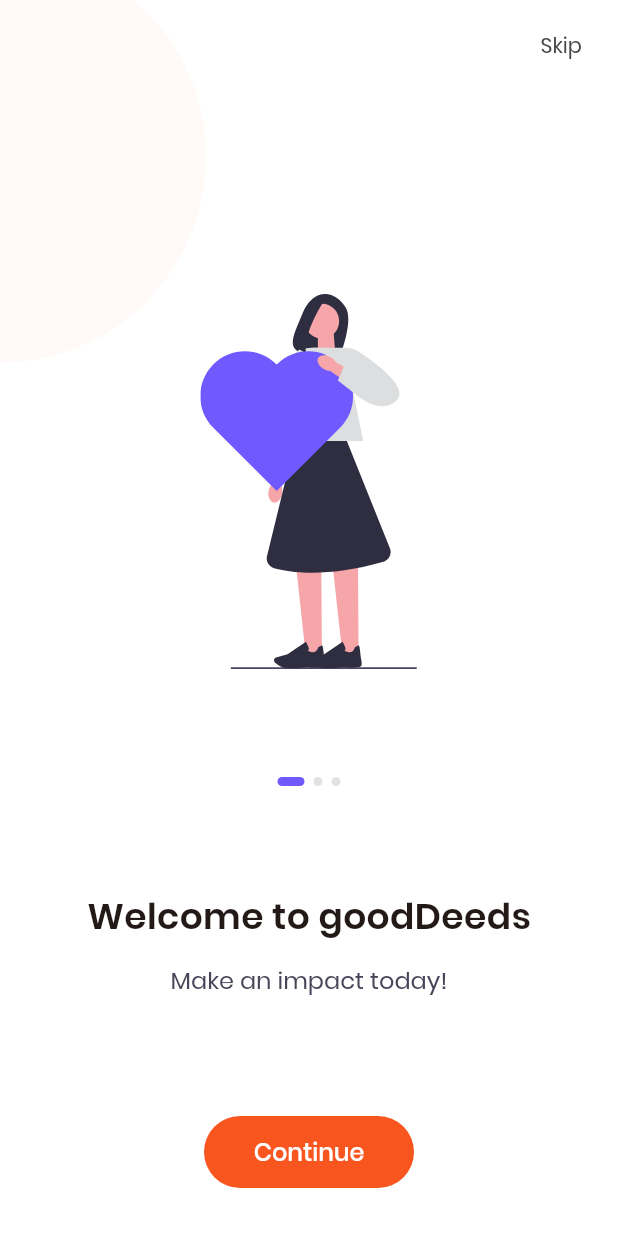
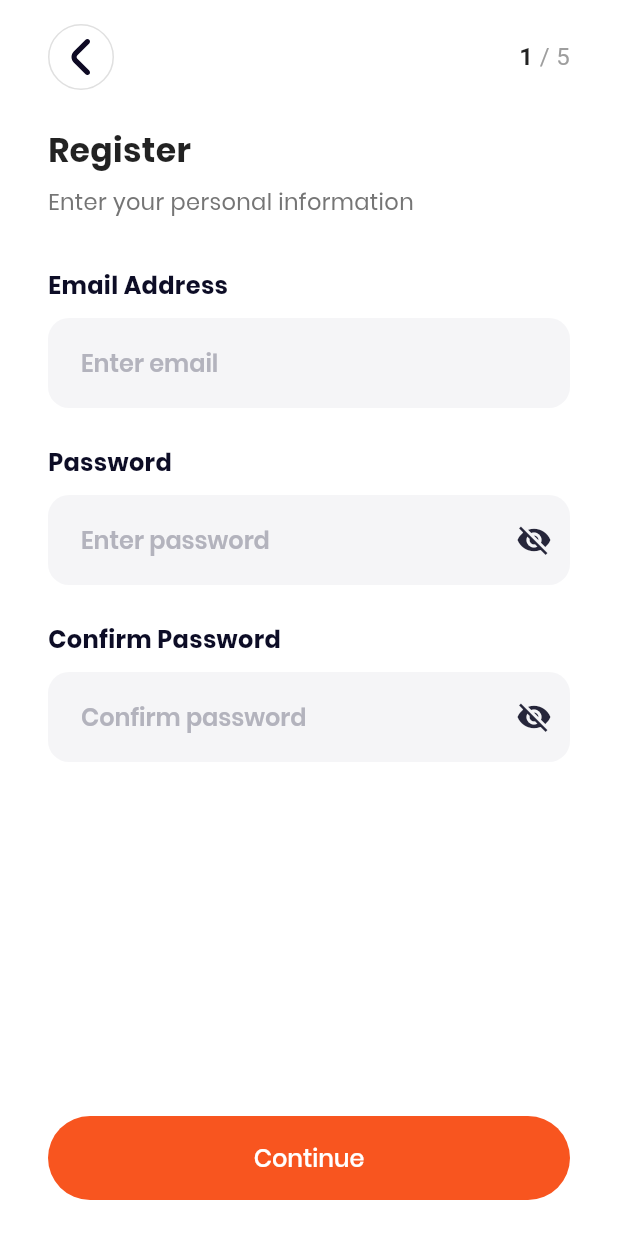
Before and after one commit to TouchZen-Developers/gooddeeds_flutter, a Flutter app: the screen it shows after launch, on a phone screen of 412 x 824 dp. Run offline on Flutter 3.47's test engine with Material 3 defaults, Android fonts, the phone set to English and light mode, and no system bars; drawn by our look-alikes of smooth_page_indicator; our stand-ins replace flutter_bloc, flutter_svg, freezed_annotation, get_it, go_router, injectable and 1 more.

Commit message:
implement register_email_screen

```diff
--- a/lib/features/auth/register_menu/presentation/screens/register_menu_screen.dart
+++ b/lib/features/auth/register_menu/presentation/screens/register_menu_screen.dart
@@ -1,4 +1,5 @@
 import 'package:flutter/material.dart';
+import 'package:go_router/go_router.dart';
 import 'package:gooddeeds/gen/assets.gen.dart';
 import 'package:gooddeeds/shared/design_system/components/primary_button.dart';
 import 'package:gooddeeds/shared/design_system/components/text_link.dart';
@@ -9,6 +10,7 @@
 
 import '../../../../../shared/strings/strings.dart';
 import '../../../../splash/presentation/widgets/splash_brand.dart';
+import 'package:gooddeeds/src/config/routes/route_paths.dart';
 
 class RegisterMenuScreen extends StatelessWidget {
   const RegisterMenuScreen({super.key});
@@ -16,7 +18,6 @@
   @override
   Widget build(BuildContext context) {
     final gaps = context.gaps;
-    final cs = context.colors;
 
     return Scaffold(
       body: Stack(
@@ -49,7 +50,7 @@
             child: SafeArea(
               bottom: false,
               child: Align(
-                alignment:  Alignment.center,
+                alignment: Alignment.center,
                 child: Padding(
                   padding: EdgeInsets.symmetric(horizontal: gaps.lg),
                   child: const SplashBrand(size: SplashBrandSize.md),
@@ -98,7 +99,7 @@
                       fullWidth: true,
                       color: BrandTones.grey100,
                       leading: Assets.icons.email.svg(width: 18, height: 14),
-                      onPressed: () {},
+                      onPressed: () => context.goNamed(RouteNames.registerEmail),
                     ),
                     SizedBox(height: gaps.xxl),
                     Row(
--- /dev/null
+++ b/lib/features/register/email/presentation/bloc/register_email_bloc.dart
@@ -0,0 +1,36 @@
+import 'package:flutter_bloc/flutter_bloc.dart';
+import 'package:freezed_annotation/freezed_annotation.dart';
+
+part 'register_email_event.dart';
+part 'register_email_state.dart';
+part 'register_email_bloc.freezed.dart';
+
+class RegisterEmailBloc extends Bloc<RegisterEmailEvent, RegisterEmailState> {
+  RegisterEmailBloc() : super(RegisterEmailState.initial()) {
+    on<_EmailChanged>((e, emit) {
+      emit(state.copyWith(email: e.email, showErrorMessages: false));
+    });
+
+    on<_PasswordChanged>((e, emit) {
+      emit(state.copyWith(password: e.password, showErrorMessages: false));
+    });
+
+    on<_ConfirmPasswordChanged>((e, emit) {
+      emit(state.copyWith(confirmPassword: e.confirmPassword, showErrorMessages: false));
+    });
+
+    on<_Submitted>((e, emit) {
+      final emailValid = state.email.isNotEmpty &&
+          RegExp(r'^[\w\.-]+@([\w-]+\.)+[\w-]{2,}$').hasMatch(state.email);
+      final passwordValid = state.password.isNotEmpty;
+      final confirmValid = state.password == state.confirmPassword;
+
+      if (emailValid && passwordValid && confirmValid) {
+        emit(state.copyWith(isSubmitting: true));
+        // TODO: call API then emit(isSubmitting: false) + success/failure state if needed
+      } else {
+        emit(state.copyWith(showErrorMessages: true));
+      }
+    });
+  }
+}
--- /dev/null
+++ b/lib/features/register/email/presentation/bloc/register_email_event.dart
@@ -0,0 +1,9 @@
+part of 'register_email_bloc.dart';
+
+@freezed
+class RegisterEmailEvent with _$RegisterEmailEvent {
+  const factory RegisterEmailEvent.emailChanged(String email) = _EmailChanged;
+  const factory RegisterEmailEvent.passwordChanged(String password) = _PasswordChanged;
+  const factory RegisterEmailEvent.confirmPasswordChanged(String confirmPassword) = _ConfirmPasswordChanged;
+  const factory RegisterEmailEvent.submitted() = _Submitted;
+}
--- /dev/null
+++ b/lib/features/register/email/presentation/bloc/register_email_state.dart
@@ -0,0 +1,20 @@
+part of 'register_email_bloc.dart';
+
+@freezed
+class RegisterEmailState with _$RegisterEmailState {
+  const factory RegisterEmailState({
+    required String email,
+    required String password,
+    required String confirmPassword,
+    required bool isSubmitting,
+    required bool showErrorMessages,
+  }) = _RegisterEmailState;
+
+  factory RegisterEmailState.initial() => const RegisterEmailState(
+    email: '',
+    password: '',
+    confirmPassword: '',
+    isSubmitting: false,
+    showErrorMessages: false,
+  );
+}
--- /dev/null
+++ b/lib/features/register/email/presentation/components/step_header.dart
@@ -0,0 +1,86 @@
+import 'package:flutter/material.dart';
+
+import '../../../../../gen/assets.gen.dart';
+import '../../../../../shared/strings/strings.dart';
+
+class StepHeader extends StatelessWidget {
+  final int currentStep;
+  final int totalSteps;
+  final VoidCallback? onBack;
+
+  const StepHeader({
+    super.key,
+    required this.currentStep,
+    required this.totalSteps,
+    this.onBack,
+  });
+
+  @override
+  Widget build(BuildContext context) {
+    return Column(
+      crossAxisAlignment: CrossAxisAlignment.start,
+      children: [
+        // Back + Counter
+        Row(
+          mainAxisAlignment: MainAxisAlignment.spaceBetween,
+          crossAxisAlignment: CrossAxisAlignment.center,
+          children: [
+            InkWell(
+              onTap: onBack ?? () => Navigator.of(context).pop(),
+              borderRadius: BorderRadius.circular(24),
+              child: Container(
+                width: 44,
+                height: 44,
+                decoration: BoxDecoration(
+                  shape: BoxShape.circle,
+                  border: Border.all(color: Colors.grey.shade300),
+                ),
+                child: Center(child: Assets.icons.left.svg(width: 24, height: 24)),
+              ),
+            ),
+            Text.rich(
+              TextSpan(
+                children: [
+                  TextSpan(
+                    text: "$currentStep",
+                    style: const TextStyle(
+                      fontWeight: FontWeight.w600,
+                      fontSize: 16,
+                      color: Colors.black87,
+                    ),
+                  ),
+                  TextSpan(
+                    text: " / $totalSteps",
+                    style: TextStyle(
+                      fontSize: 16,
+                      color: Colors.grey.shade500,
+                    ),
+                  ),
+                ],
+              ),
+            ),
+          ],
+        ),
+        const SizedBox(height: 24),
+
+        // Title + Subtitle
+        Text(
+          S.register,
+          style: const TextStyle(
+            fontSize: 22,
+            fontWeight: FontWeight.w700,
+            color: Colors.black87,
+          ),
+        ),
+        const SizedBox(height: 6),
+        Text(
+          S.enterYourPersonalInformation,
+          style: TextStyle(
+            fontSize: 15,
+            color: Colors.grey.shade600,
+          ),
+        ),
+      ],
+    );
+  }
+}
--- /dev/null
+++ b/lib/features/register/email/presentation/screens/register_email_screen.dart
@@ -0,0 +1,157 @@
+import 'package:flutter/material.dart';
+import 'package:flutter_bloc/flutter_bloc.dart';
+import 'package:gooddeeds/features/register/email/presentation/bloc/register_email_bloc.dart';
+
+// Design system imports
+import 'package:gooddeeds/shared/design_system/components/primary_button.dart';
+import 'package:gooddeeds/shared/design_system/theme/context_ext.dart';
+
+// Custom fields
+import 'package:gooddeeds/shared/design_system/components/email_field.dart';
+import 'package:gooddeeds/shared/design_system/components/password_field.dart';
+
+import '../components/step_header.dart';
+
+class RegisterEmailScreen extends StatefulWidget {
+  const RegisterEmailScreen({super.key});
+
+  @override
+  State<RegisterEmailScreen> createState() => _RegisterEmailScreenState();
+}
+
+class _RegisterEmailScreenState extends State<RegisterEmailScreen> {
+  final _emailCtrl = TextEditingController();
+  final _passCtrl = TextEditingController();
+  final _confirmCtrl = TextEditingController();
+
+  @override
+  void dispose() {
+    _emailCtrl.dispose();
+    _passCtrl.dispose();
+    _confirmCtrl.dispose();
+    super.dispose();
+  }
+
+  String? _emailErrorFor(String email) {
+    if (email.isEmpty) return "Email is required";
+    final re = RegExp(r'^[\w\.-]+@([\w-]+\.)+[\w-]{2,}$');
+    if (!re.hasMatch(email)) return "Enter a valid email";
+    return null;
+  }
+
+  String? _passwordErrorFor(String password) {
+    if (password.isEmpty) return "Password is required";
+    if (password.length < 6) return "Use at least 6 characters";
+    return null;
+  }
+
+  String? _confirmErrorFor(String pass, String confirm) {
+    if (confirm.isEmpty) return "Please re-enter password";
+    if (pass != confirm) return "Passwords do not match";
+    return null;
+  }
+
+  @override
+  Widget build(BuildContext context) {
+    final gaps = context.gaps;
+
+    return BlocProvider(
+      create: (_) => RegisterEmailBloc(),
+      child: Scaffold(
+        bottomNavigationBar: SafeArea(
+          child: Padding(
+            padding: EdgeInsets.fromLTRB(gaps.xl, 0, gaps.xl, gaps.lg),
+            child: PrimaryButton(
+              label: "Continue",
+              size: ButtonSize.large,
+              fullWidth: true,
+              onPressed: () => context
+                  .read<RegisterEmailBloc>()
+                  .add(const RegisterEmailEvent.submitted()),
+            ),
+          ),
+        ),
+
+        body: SafeArea(
+          child: BlocBuilder<RegisterEmailBloc, RegisterEmailState>(
+            builder: (context, state) {
+              final bloc = context.read<RegisterEmailBloc>();
+
+              final emailErr = state.showErrorMessages
+                  ? _emailErrorFor(state.email)
+                  : null;
+              final passErr = state.showErrorMessages
+                  ? _passwordErrorFor(state.password)
+                  : null;
+              final confirmErr = state.showErrorMessages
+                  ? _confirmErrorFor(state.password, state.confirmPassword)
+                  : null;
+
+              return LayoutBuilder(
+                builder: (context, constraints) {
+                  return SingleChildScrollView(
+                    padding: EdgeInsets.fromLTRB(
+                      gaps.xl,
+                      gaps.md,
+                      gaps.xl,
+                      gaps.xl * 3,
+                    ),
+                    child: ConstrainedBox(
+                      constraints:
+                      BoxConstraints(minHeight: constraints.maxHeight),
+                      child: Column(
+                        crossAxisAlignment: CrossAxisAlignment.start,
+                        children: [
+                          // Header
+                          StepHeader(
+                            currentStep: 1,
+                            totalSteps: 5,
+                            onBack: () => Navigator.of(context).pop(),
+                          ),
+                          SizedBox(height: gaps.xl),
+
+                          // Email
+                          EmailField(
+                            controller: _emailCtrl,
+                            errorText: emailErr,
+                            onChanged: (v) => bloc.add(
+                              RegisterEmailEvent.emailChanged(v.trim()),
+                            ),
+                          ),
+                          SizedBox(height: gaps.lg),
+
+                          // Password
+                          PasswordField(
+                            controller: _passCtrl,
+                            label: "Password",
+                            hint: "Enter password",
+                            errorText: passErr,
+                            onChanged: (v) => bloc.add(
+                              RegisterEmailEvent.passwordChanged(v),
+                            ),
+                          ),
+                          SizedBox(height: gaps.lg),
+
+                          // Confirm password
+                          PasswordField(
+                            controller: _confirmCtrl,
+                            label: "Confirm Password",
+                            hint: "Confirm password",
+                            errorText: confirmErr,
+                            onChanged: (v) => bloc.add(
+                              RegisterEmailEvent.confirmPasswordChanged(v),
+                            ),
+                          ),
+                        ],
+                      ),
+                    ),
+                  );
+                },
+              );
+            },
+          ),
+        ),
+      ),
+    );
+  }
+}
--- a/lib/gen/assets.gen.dart
+++ b/lib/gen/assets.gen.dart
@@ -29,11 +29,14 @@
   /// File path: assets/icons/google.svg
   SvgGenImage get google => const SvgGenImage('assets/icons/google.svg');
 
+  /// File path: assets/icons/left.svg
+  SvgGenImage get left => const SvgGenImage('assets/icons/left.svg');
+
   /// File path: assets/icons/logo.svg
   SvgGenImage get logo => const SvgGenImage('assets/icons/logo.svg');
 
   /// List of all assets
-  List<SvgGenImage> get values => [apple, email, goodDeeds, google, logo];
+  List<SvgGenImage> get values => [apple, email, goodDeeds, google, left, logo];
 }
 
 class $AssetsImagesGen {
--- /dev/null
+++ b/lib/shared/design_system/components/email_field.dart
@@ -0,0 +1,109 @@
+import 'package:flutter/material.dart';
+
+class EmailField extends StatelessWidget {
+  final TextEditingController controller;
+  final String label;
+  final String hint;
+  final String? errorText;
+  final ValueChanged<String>? onChanged;
+
+  const EmailField({
+    super.key,
+    required this.controller,
+    this.label = "Email Address",
+    this.hint = "Enter email",
+    this.errorText,
+    this.onChanged,
+  });
+
+  @override
+  Widget build(BuildContext context) {
+    final hasError = (errorText != null && errorText!.isNotEmpty);
+    const greyFill = Color(0xFFF5F5F7);
+    const labelColor = Color(0xFF0D0D26);
+    const hintGrey = Color(0xFFB3B3BD);
+
+    return Column(
+      crossAxisAlignment: CrossAxisAlignment.start,
+      children: [
+        Text(
+          label,
+          style: const TextStyle(
+            fontSize: 16,
+            fontWeight: FontWeight.w700,
+            color: labelColor,
+          ),
+        ),
+        const SizedBox(height: 10),
+
+        TextFormField(
+          controller: controller,
+          keyboardType: TextInputType.emailAddress,
+          style: TextStyle(
+            fontSize: 16,
+            fontWeight: FontWeight.w600,
+            color: hasError ? Colors.red.shade600 : const Color(0xFF26263A),
+          ),
+          decoration: InputDecoration(
+            hintText: hint,
+            hintStyle: TextStyle(
+              fontSize: 16,
+              color: hasError ? Colors.red.shade300 : hintGrey,
+              fontWeight: FontWeight.w600,
+            ),
+
+            filled: !hasError,
+            fillColor: greyFill,
+            contentPadding:
+            const EdgeInsets.symmetric(horizontal: 18, vertical: 18),
+
+            border: OutlineInputBorder(
+              borderRadius: BorderRadius.circular(14),
+              borderSide: BorderSide.none,
+            ),
+            enabledBorder: OutlineInputBorder(
+              borderRadius: BorderRadius.circular(14),
+              borderSide: BorderSide.none,
+            ),
+            focusedBorder: OutlineInputBorder(
+              borderRadius: BorderRadius.circular(14),
+              borderSide: BorderSide.none,
+            ),
+
+            errorBorder: OutlineInputBorder(
+              borderRadius: BorderRadius.circular(14),
+              borderSide: BorderSide(color: Colors.red.shade400, width: 1.5),
+            ),
+            focusedErrorBorder: OutlineInputBorder(
+              borderRadius: BorderRadius.circular(14),
+              borderSide: BorderSide(color: Colors.red.shade400, width: 1.5),
+            ),
+
+            errorText: null,
+          ),
+          onChanged: onChanged,
+        ),
+
+        AnimatedSwitcher(
+          duration: const Duration(milliseconds: 180),
+          switchInCurve: Curves.easeOut,
+          switchOutCurve: Curves.easeIn,
+          child: hasError
+              ? Padding(
+            key: const ValueKey('error'),
+            padding: const EdgeInsets.only(top: 10),
+            child: Text(
+              errorText!,
+              style: TextStyle(
+                color: Colors.red.shade400,
+                fontSize: 14,
+                fontWeight: FontWeight.w600,
+              ),
+            ),
+          )
+              : const SizedBox.shrink(key: ValueKey('no-error')),
+        ),
+      ],
+    );
+  }
+}
--- /dev/null
+++ b/lib/shared/design_system/components/password_field.dart
@@ -0,0 +1,125 @@
+import 'package:flutter/material.dart';
+
+class PasswordField extends StatefulWidget {
+  final TextEditingController controller;
+  final String label;
+  final String hint;
+  final String? errorText;
+  final ValueChanged<String>? onChanged;
+
+  const PasswordField({
+    super.key,
+    required this.controller,
+    this.label = "Password",
+    this.hint = "Enter password",
+    this.errorText,
+    this.onChanged,
+  });
+
+  @override
+  State<PasswordField> createState() => _PasswordFieldState();
+}
+
+class _PasswordFieldState extends State<PasswordField> {
+  bool _obscure = true;
+
+  @override
+  Widget build(BuildContext context) {
+    final hasError = (widget.errorText != null && widget.errorText!.isNotEmpty);
+    const greyFill = Color(0xFFF5F5F7);
+    const labelColor = Color(0xFF0D0D26);
+    const hintGrey = Color(0xFFB3B3BD);
+
+    return Column(
+      crossAxisAlignment: CrossAxisAlignment.start,
+      children: [
+        // ---- Label
+        Text(
+          widget.label,
+          style: const TextStyle(
+            fontSize: 16,
+            fontWeight: FontWeight.w700,
+            color: labelColor,
+          ),
+        ),
+        const SizedBox(height: 10),
+
+        // ---- Input
+        TextFormField(
+          controller: widget.controller,
+          obscureText: _obscure,
+          style: TextStyle(
+            fontSize: 16,
+            fontWeight: FontWeight.w600,
+            color: hasError ? Colors.red.shade600 : const Color(0xFF26263A),
+          ),
+          decoration: InputDecoration(
+            hintText: widget.hint,
+            hintStyle: TextStyle(
+              fontSize: 16,
+              color: hasError ? Colors.red.shade300 : hintGrey,
+              fontWeight: FontWeight.w600,
+            ),
+
+            filled: !hasError,
+            fillColor: greyFill,
+            contentPadding:
+            const EdgeInsets.symmetric(horizontal: 18, vertical: 18),
+
+            border: OutlineInputBorder(
+              borderRadius: BorderRadius.circular(14),
+              borderSide: BorderSide.none,
+            ),
+            enabledBorder: OutlineInputBorder(
+              borderRadius: BorderRadius.circular(14),
+              borderSide: BorderSide.none,
+            ),
+            focusedBorder: OutlineInputBorder(
+              borderRadius: BorderRadius.circular(14),
+              borderSide: BorderSide.none,
+            ),
+            errorBorder: OutlineInputBorder(
+              borderRadius: BorderRadius.circular(14),
+              borderSide: BorderSide(color: Colors.red.shade400, width: 1.5),
+            ),
+            focusedErrorBorder: OutlineInputBorder(
+              borderRadius: BorderRadius.circular(14),
+              borderSide: BorderSide(color: Colors.red.shade400, width: 1.5),
+            ),
+
+            // چشم برای تغییر حالت نمایش پسورد
+            suffixIcon: IconButton(
+              icon: Icon(
+                _obscure ? Icons.visibility_off : Icons.visibility,
+                color: const Color(0xFF26263A),
+              ),
+              onPressed: () => setState(() => _obscure = !_obscure),
+            ),
+
+            errorText: null, // مدیریت خطا رو بیرون می‌کنیم
+          ),
+          onChanged: widget.onChanged,
+        ),
+
+        // ---- Error text
+        AnimatedSwitcher(
+          duration: const Duration(milliseconds: 180),
+          child: hasError
+              ? Padding(
+            key: const ValueKey('error'),
+            padding: const EdgeInsets.only(top: 10),
+            child: Text(
+              widget.errorText!,
+              style: TextStyle(
+                color: Colors.red.shade400,
+                fontSize: 14,
+                fontWeight: FontWeight.w600,
+              ),
+            ),
+          )
+              : const SizedBox.shrink(key: ValueKey('no-error')),
+        ),
+      ],
+    );
+  }
+}
--- a/lib/shared/strings/strings.dart
+++ b/lib/shared/strings/strings.dart
@@ -7,6 +7,7 @@
   static const register = 'Register';
   static const continueText = 'Continue';
   static const registerChoiceLoginPrefix = 'Already have an account?';
+  static const enterYourPersonalInformation = 'Enter your personal information';
 
 
 // Info
@@ -28,4 +29,6 @@
   static const signupWithGoogle =  'Sign up with Google';
   static const signupWithEmail =  'Sign up with Email';
   static const signupWithApple =  'Sign up with Apple';
+
+  //Register email
 }
--- a/lib/src/config/routes/app_router.dart
+++ b/lib/src/config/routes/app_router.dart
@@ -3,13 +3,15 @@
 import '../../../features/auth/register_choice/presentation/screens/register_choice_screen.dart';
 import '../../../features/auth/register_menu/presentation/screens/register_menu_screen.dart';
 import '../../../features/info/presentation/bloc/info_onboarding_bloc.dart';
+import '../../../features/register/email/presentation/bloc/register_email_bloc.dart';
+import '../../../features/register/email/presentation/screens/register_email_screen.dart';
 import '../../../features/splash/presentation/screens/splash_screen.dart';
 import '../di/injector.dart';
 import 'route_paths.dart';
 import 'package:flutter_bloc/flutter_bloc.dart';
 
 GoRouter createRouter() => GoRouter(
-      initialLocation: RoutePaths.splash,
+      initialLocation: RoutePaths.registerEmail,
       routes: [
         GoRoute(
           path: RoutePaths.splash,
@@ -34,5 +36,13 @@
           name: RouteNames.registerMenu,
           builder: (context, state) => const RegisterMenuScreen(),
         ),
+        GoRoute(
+          path: RoutePaths.registerEmail,
+          name: RouteNames.registerEmail,
+          builder: (context, state) => BlocProvider(
+            create: (_) => getIt<RegisterEmailBloc>(),
+            child: RegisterEmailScreen(),
+          ),
+        ),
       ],
     );
--- a/lib/src/config/routes/route_paths.dart
+++ b/lib/src/config/routes/route_paths.dart
@@ -3,6 +3,7 @@
   static const info = '/info';
   static const registerChoice = '/register_choice';
   static const registerMenu = '/register_menu';
+  static const registerEmail = '/register_email';
 
 }
 
@@ -11,5 +12,6 @@
   static const info = 'info';
   static const registerChoice = 'registerChoice';
   static const registerMenu = 'registerMenu';
+  static const registerEmail = 'registerEmail';
 
 }
```
Also changed, not shown: assets/icons/left.svg (added), lib/features/register/email/presentation/bloc/register_email_bloc.freezed.dart (added).
